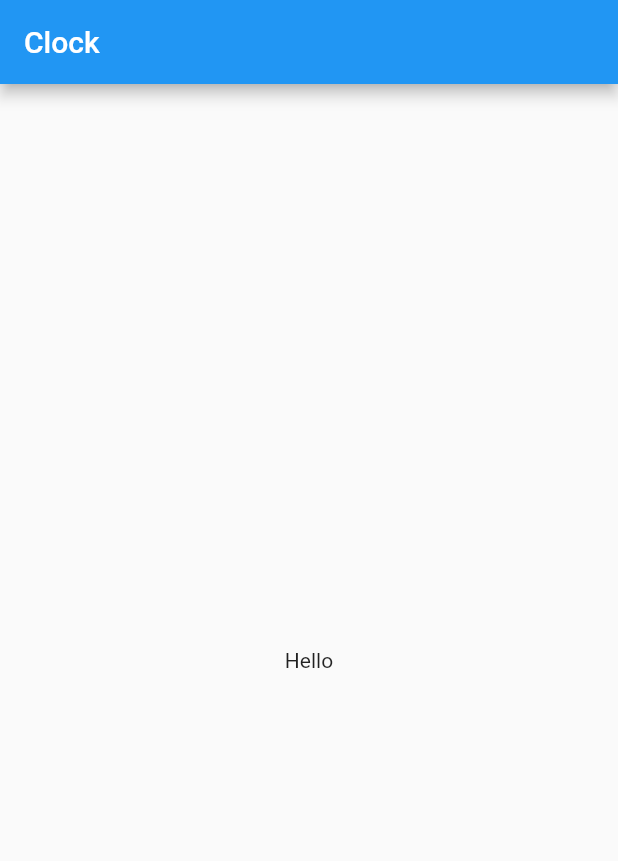
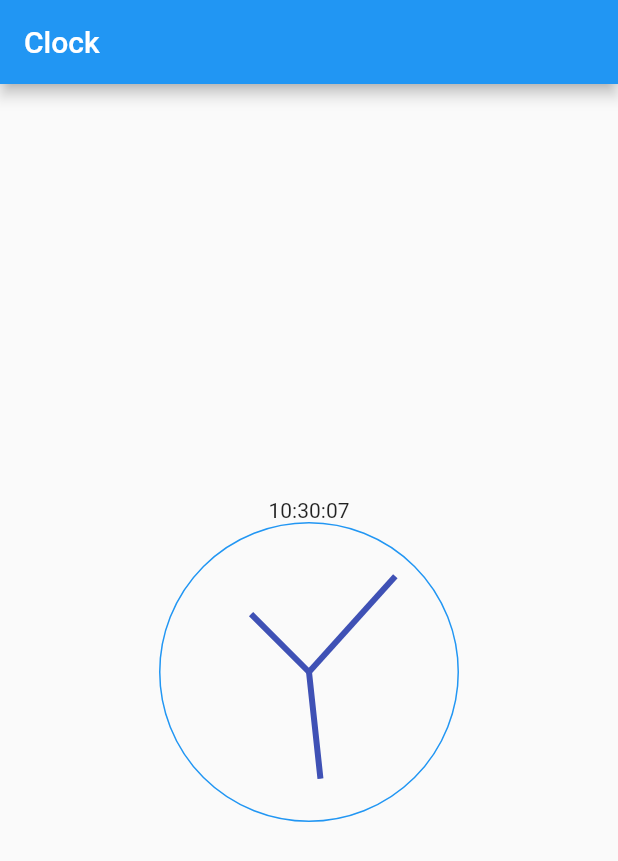
Before and after one commit to AseemWangoo/revised_clock, a Flutter app: the screen it shows after launch, on a phone screen of 412 x 824 dp. Shown: the top 861 px of the screen. Run offline on Flutter 3.47's test engine with Material 2 defaults, Android fonts, the phone set to English and light mode, and no system bars; our stand-ins replace get_it.

Commit message:
[C/Clock] Show clock

```diff
--- /dev/null
+++ b/lib/home/components/clock/clock_container.component.dart
@@ -0,0 +1,24 @@
+import 'package:flutter/material.dart';
+
+class ClockContainerComponent extends StatelessWidget {
+  final Widget child;
+
+  const ClockContainerComponent({
+    Key key,
+    @required this.child,
+  }) : super(key: key);
+
+  @override
+  Widget build(BuildContext context) {
+    return Container(
+      padding: const EdgeInsets.all(8),
+      height: 200.0,
+      width: 200.0,
+      decoration: BoxDecoration(
+        shape: BoxShape.circle,
+        border: Border.all(color: Colors.blue),
+      ),
+      child: child,
+    );
+  }
+}
--- /dev/null
+++ b/lib/home/components/faces/clock_face.component.dart
@@ -0,0 +1,53 @@
+import 'package:flutter/material.dart';
+
+import 'package:revised_clock/home/components/clock/clock_container.component.dart';
+import 'package:revised_clock/home/components/painter/clock_painter.component.dart';
+import 'package:revised_clock/home/view_models/time.viewmodel.dart';
+import 'package:revised_clock/locator.dart';
+
+class ClockFaceComponent extends StatelessWidget {
+  const ClockFaceComponent({Key key}) : super(key: key);
+
+  @override
+  Widget build(BuildContext context) {
+    final timeViewModel = locator<TimeViewModel>();
+
+    return ClockContainerComponent(
+      child: AnimatedBuilder(
+        animation: timeViewModel,
+        builder: (context, _) {
+          final model = timeViewModel.time;
+
+          return Stack(
+            fit: StackFit.expand,
+            children: [
+              CustomPaint(
+                painter: GenericPainterComponent(
+                  clockHand: ClockHand.second,
+                  hours: model.hour,
+                  minutes: model.minute,
+                  seconds: model.second,
+                ),
+              ),
+              CustomPaint(
+                painter: GenericPainterComponent(
+                  clockHand: ClockHand.minute,
+                  hours: model.hour,
+                  minutes: model.minute,
+                  seconds: model.second,
+                ),
+              ),
+              CustomPaint(
+                painter: GenericPainterComponent(
+                  hours: model.hour,
+                  minutes: model.minute,
+                  seconds: model.second,
+                ),
+              ),
+            ],
+          );
+        },
+      ),
+    );
+  }
+}
--- /dev/null
+++ b/lib/home/components/painter/clock_painter.component.dart
@@ -0,0 +1,75 @@
+import 'dart:math' as math show pi;
+
+import 'package:flutter/material.dart';
+
+enum ClockHand { hour, minute, second }
+
+class GenericPainterComponent extends CustomPainter {
+  final Paint handPaint;
+
+  final ClockHand clockHand;
+  final int hours;
+  final int minutes;
+  final int seconds;
+
+  GenericPainterComponent({
+    this.hours = 0,
+    this.minutes = 0,
+    this.seconds = 0,
+    this.clockHand = ClockHand.hour,
+  }) : handPaint = Paint() {
+    handPaint.style = PaintingStyle.stroke;
+    handPaint.strokeWidth = 4.0;
+    handPaint.color = Colors.indigo;
+  }
+
+  @override
+  void paint(Canvas canvas, Size size) {
+    final radius = size.width / 2;
+    canvas.save();
+
+    canvas.translate(radius, radius);
+
+    switch (clockHand) {
+      case ClockHand.hour:
+        canvas.rotate(
+          hours >= 12
+              ? 2 * math.pi * ((hours - 12) / 12 + (minutes / 720))
+              : 2 * math.pi * ((hours / 12) + (minutes / 720)),
+        );
+
+        final path = Path();
+        path.lineTo(0.0, -radius + radius / 2.5);
+        path.close();
+
+        canvas.drawPath(path, handPaint);
+        break;
+
+      case ClockHand.minute:
+        canvas.rotate(
+          2 * math.pi * ((minutes + (seconds / 60)) / 60),
+        );
+
+        final path = Path();
+        path.lineTo(-8.5, -radius + 20.0);
+        path.close();
+
+        canvas.drawPath(path, handPaint);
+        break;
+
+      case ClockHand.second:
+        canvas.rotate(2 * math.pi * seconds / 60);
+
+        final path = Path();
+        path.lineTo(0.0, -radius + 5.0);
+
+        canvas.drawPath(path, handPaint);
+        break;
+    }
+
+    canvas.restore();
+  }
+
+  @override
+  bool shouldRepaint(CustomPainter oldDelegate) => true;
+}
--- /dev/null
+++ b/lib/home/models/time.model.dart
@@ -0,0 +1,11 @@
+class TimeModel {
+  int hour;
+  int minute;
+  int second;
+
+  TimeModel(
+    this.hour,
+    this.minute,
+    this.second,
+  );
+}
--- a/lib/home/view/home.view.dart
+++ b/lib/home/view/home.view.dart
@@ -1,19 +1,29 @@
 import 'package:flutter/material.dart';
+
+import 'package:revised_clock/home/components/faces/clock_face.component.dart';
+import 'package:revised_clock/home/view_models/time.viewmodel.dart';
+import 'package:revised_clock/locator.dart';
 
 class HomeView extends StatelessWidget {
   const HomeView({Key key}) : super(key: key);
 
   @override
   Widget build(BuildContext context) {
+    final timeViewModel = locator<TimeViewModel>();
+
     return Scaffold(
       appBar: AppBar(title: const Text('Clock')),
       body: Center(
         child: Column(
           mainAxisAlignment: MainAxisAlignment.center,
-          children: const <Widget>[
-            Text(
-              'Hello',
+          children: <Widget>[
+            AnimatedBuilder(
+              animation: timeViewModel,
+              builder: (context, _) {
+                return Text(timeViewModel.currentTime);
+              },
             ),
+            const ClockFaceComponent()
           ],
         ),
       ),
--- /dev/null
+++ b/lib/home/view_models/time.viewmodel.dart
@@ -0,0 +1,59 @@
+import 'dart:async' show Timer;
+
+import 'package:flutter/foundation.dart' show ChangeNotifier;
+import 'package:intl/intl.dart' show DateFormat;
+import 'package:revised_clock/home/models/time.model.dart';
+
+abstract class TimeVM extends ChangeNotifier {
+  String get currentTime;
+  TimeModel get time;
+}
+
+class TimeViewModel extends TimeVM {
+  TimeViewModel() {
+    Timer.periodic(const Duration(seconds: 1), (t) {
+      _timestamp = DateTime.now();
+      notifyListeners();
+    });
+  }
+
+  @override
+  TimeModel get time {
+    final model = TimeModel(
+      _currentHour(_timestamp),
+      _currentMinute(_timestamp),
+      _currentSecond(_timestamp),
+    );
+
+    return model;
+  }
+
+  @override
+  String get currentTime => _formatDateTime(_timestamp);
+
+  // INTERNALS
+  DateTime _timestamp = DateTime.now();
+
+  String _formatDateTime(DateTime timestamp) {
+    final hour = DateFormat('HH').format(timestamp);
+    final minute = DateFormat('mm').format(timestamp);
+    final seconds = DateFormat('ss').format(timestamp);
+
+    return '$hour:$minute:$seconds';
+  }
+
+  int _currentHour(DateTime timestamp) {
+    final hour = DateFormat('HH').format(timestamp);
+    return int.parse(hour);
+  }
+
+  int _currentMinute(DateTime timestamp) {
+    final minute = DateFormat('mm').format(timestamp);
+    return int.parse(minute);
+  }
+
+  int _currentSecond(DateTime timestamp) {
+    final second = DateFormat('ss').format(timestamp);
+    return int.parse(second);
+  }
+}
--- a/lib/locator.dart
+++ b/lib/locator.dart
@@ -1,4 +1,5 @@
 import 'package:get_it/get_it.dart';
+import 'package:revised_clock/home/view_models/time.viewmodel.dart';
 
 import 'shared/services/navigation.service.dart';
 
@@ -6,4 +7,6 @@ final GetIt locator = GetIt.instance;
 
 void setupLocator() {
   locator.registerLazySingleton(() => NavigationService());
+
+  locator.registerLazySingleton(() => TimeViewModel());
 }
--- a/pubspec.yaml
+++ b/pubspec.yaml
@@ -27,6 +27,9 @@ dependencies:
   # DI
   get_it: ^5.0.2
 
+  # INTL
+  intl: ^0.16.0
+
 dev_dependencies:
   flutter_test:
     sdk: flutter
```
